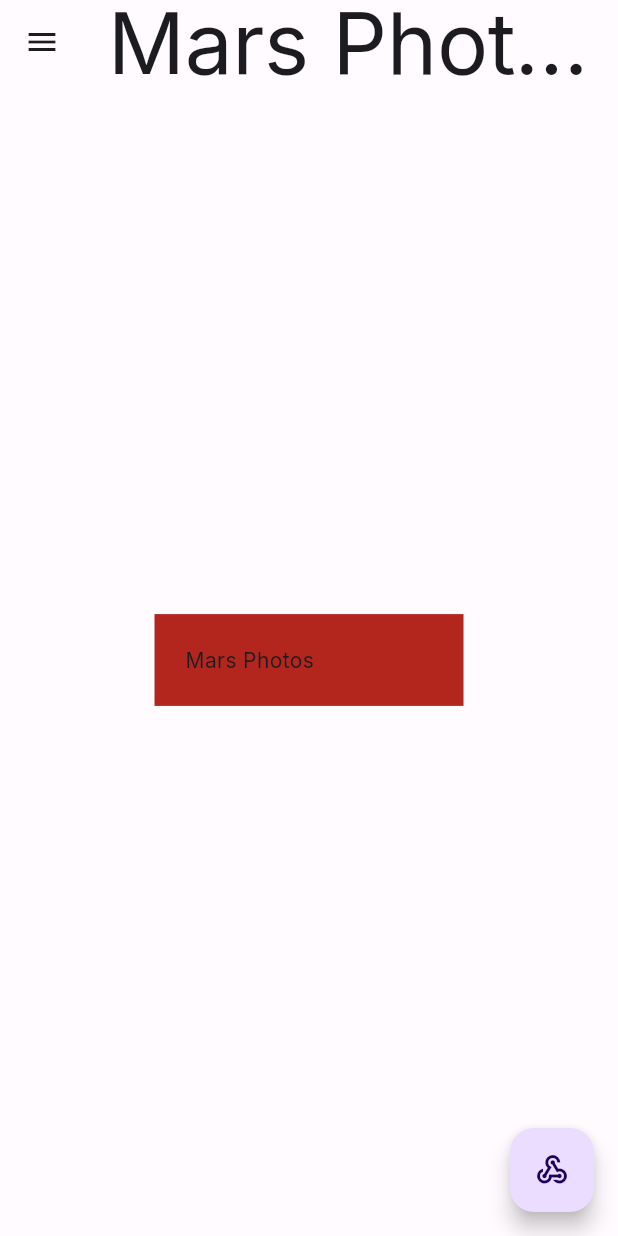
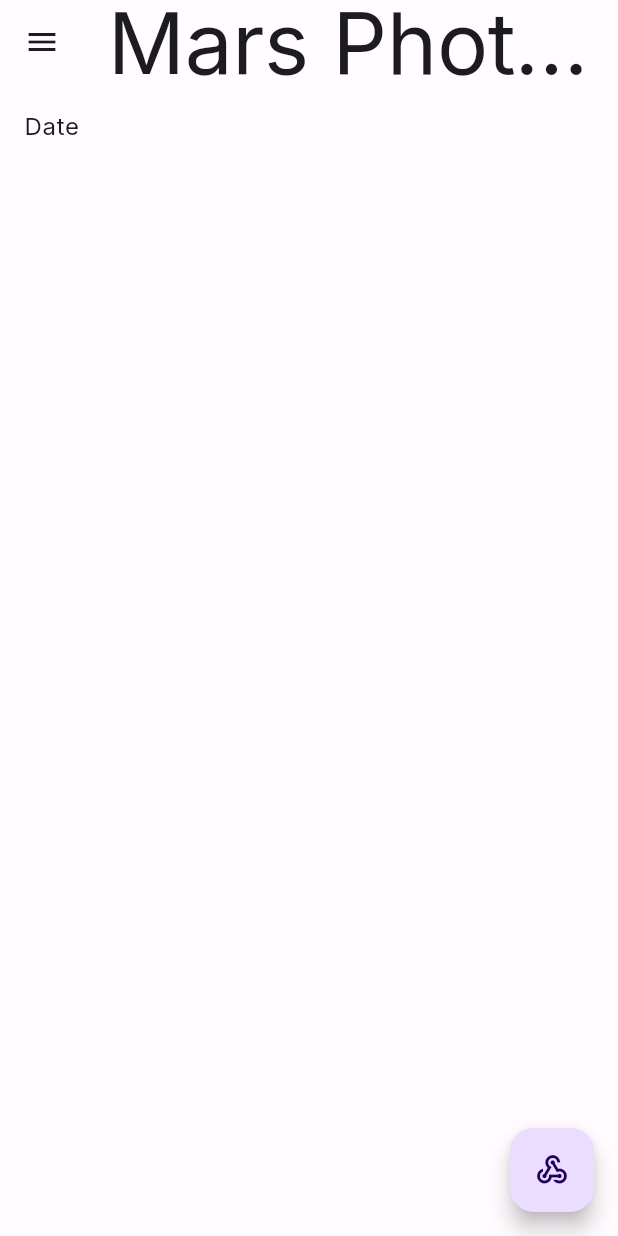
Before and after one commit to devmohamedgamal/task_2, a Flutter app: the screen it shows after launch, on a phone screen of 412 x 824 dp. Run offline on Flutter 3.47's test engine with Material 2 defaults, Android fonts, the phone set to English and light mode, and no system bars; our stand-ins replace dio, equatable, go_router, google_fonts, hive_flutter, internet_connection_checker and 1 more; missing offline and left inert: dio_smart_retry; accounts and stored records are empty.

Commit message:
add rover model & fetch

```diff
--- a/lib/data/db/init_db.dart
+++ b/lib/data/db/init_db.dart
@@ -1,5 +1,6 @@
 import 'package:hive_flutter/adapters.dart';
 import 'package:task_2/data/models/mars_photo_model/mars_photo_model.dart';
+import 'package:task_2/data/models/mars_photo_model/rover_model.dart';
 
 import '../../utils/app_constants.dart';
 
@@ -7,6 +8,9 @@ Future<void> initDb() async {
   await Hive.initFlutter();
   Hive.registerAdapter(MarsPhotoModelAdapter());
   Hive.registerAdapter(CameraAdapter());
+  Hive.registerAdapter(RoverModelAdapter());
+  Hive.registerAdapter(CamerasAdapter());
   await Hive.openBox(AppConstants.ksettingsKey);
   await Hive.openBox<MarsPhotoModel>(AppConstants.kMarsPhotoKey);
+  await Hive.openBox<RoverModel>(AppConstants.kRoverKey);
 }
--- /dev/null
+++ b/lib/data/models/mars_photo_model/rover_model.dart
@@ -0,0 +1,66 @@
+import 'package:equatable/equatable.dart';
+import 'package:hive_flutter/hive_flutter.dart';
+import 'package:json_annotation/json_annotation.dart';
+part 'rover_model.g.dart';
+
+@HiveType(typeId: 2)
+@JsonSerializable(createToJson: false)
+class RoverModel {
+  @HiveField(0)
+  final int id;
+  @HiveField(1)
+  final String name;
+  @HiveField(2)
+  @JsonKey(name: 'landing_date',fromJson: _dateFromString)
+  final DateTime landingDate;
+  @HiveField(3)
+  @JsonKey(name: 'launch_date',fromJson: _dateFromString)
+  final DateTime launchDate;
+  @HiveField(4)
+  final String status;
+  @HiveField(5)
+  @JsonKey(name: 'max_sol')
+  final int maxSol;
+  @HiveField(6)
+  @JsonKey(name: 'max_date',fromJson: _dateFromString)
+  final DateTime maxDate;
+  @HiveField(7)
+  @JsonKey(name: 'total_photos')
+  final int totalPhotos;
+  @HiveField(8)
+
+  final List<Cameras> cameras;
+  RoverModel({
+    required this.id,
+    required this.name,
+    required this.landingDate,
+    required this.launchDate,
+    required this.status,
+    required this.maxSol,
+    required this.maxDate,
+    required this.totalPhotos,
+    required this.cameras,
+  });
+
+  static DateTime _dateFromString(String date) => DateTime.parse(date);
+  factory RoverModel.fromLson(Map<String, dynamic> json) =>
+      _$RoverModelFromJson(json);
+}
+
+@HiveType(typeId: 3)
+@JsonSerializable(createToJson: false)
+class Cameras {
+  @HiveField(0)
+  final String name;
+  @HiveField(1)
+  @JsonKey(name: 'full_name')
+  final String fullName;
+
+  Cameras({
+    required this.name,
+    required this.fullName,
+  });
+
+  factory Cameras.fromLson(Map<String, dynamic> json) =>
+      _$CamerasFromJson(json);
+}
--- a/lib/ui/screens/home_view.dart
+++ b/lib/ui/screens/home_view.dart
@@ -18,16 +18,17 @@ class HomeView extends StatelessWidget {
         ),
       ),
       drawer: const DrawerWidget(),
-      body: Center(
-          child: Container(
-        width: 50.w,
-        padding: EdgeInsets.all(15.sp),
-        color: Theme.of(context).colorScheme.error,
-        child: Text(S.of(context).appTitle),
-      )),
+      body: const Column(
+        children: [
+          ListTile(
+            title: Text('Date'),
+          ),
+        ],
+      ),
       floatingActionButton: FloatingActionButton(
         onPressed: () {
-          MarsPhotosRepo().fetchDatePhotos(earthDate: DateTime(2021, 11, 20));
+          // MarsPhotosRepo().fetchDatePhotos(earthDate: DateTime(2021, 11, 20));
+          MarsPhotosRepo().fetchRoverDetails();
         },
         child: const Icon(Icons.webhook),
       ),
--- a/lib/utils/app_constants.dart
+++ b/lib/utils/app_constants.dart
@@ -2,6 +2,8 @@ class AppConstants {
   static const String ksettingsKey = "settings";
   static const String kMarsPhotoKey = "marsphoto";
   static const String ksettingsView = "/settings";
+  static const String kRoverKey = "/roverKey";
+  static const String kRoverDetails = "/roverDetails";
   static const String apiKey = 'PoFhQ6XaJnSADCnigbyVwiYdAeFhaeuYYMM4rlLn';
 
 }
```
Also changed, not shown: lib/data/api/api_service.dart (+18 -2 lines), lib/data/repos/mars_photos_repo.dart (+12 -0 lines), lib/data/models/mars_photo_model/rover_model.g.dart (added).
